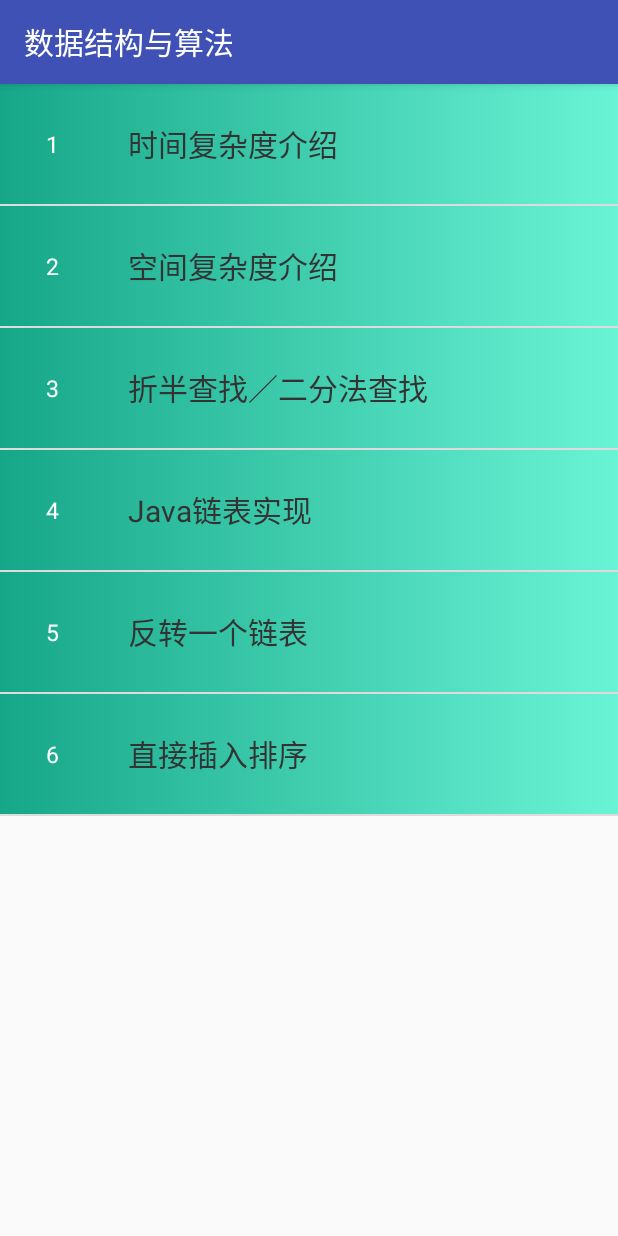
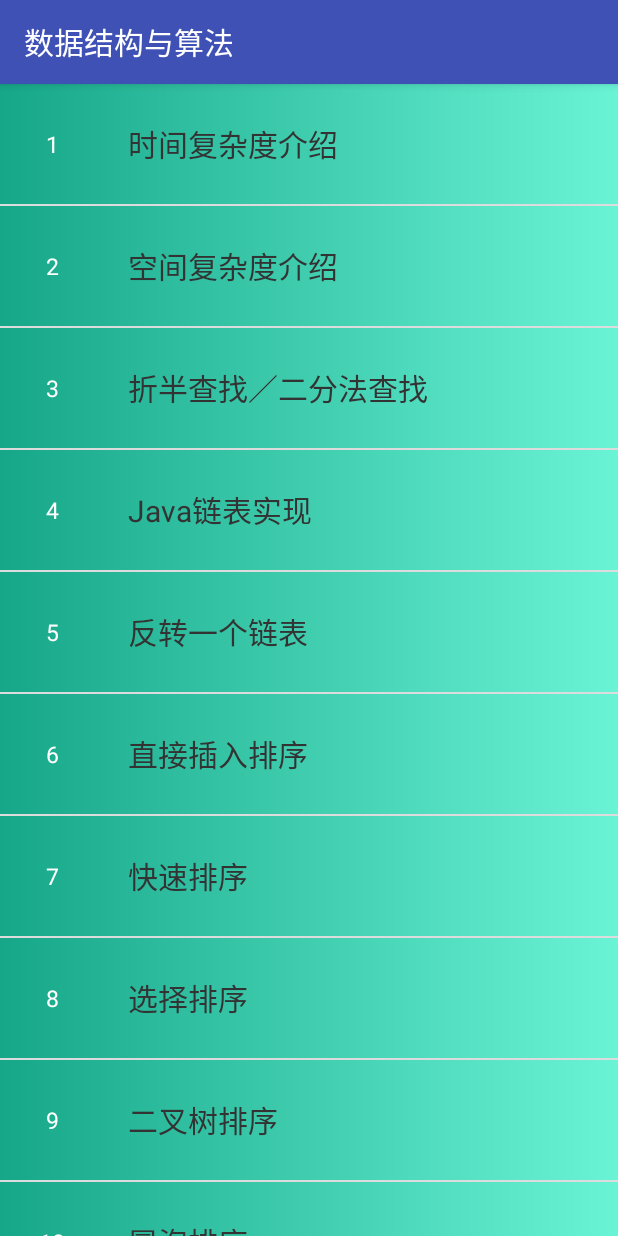
Before and after one commit to UCodeUStory/DataStructure, an Android app: the screen it shows after launch (MainActivity), on a phone screen of 412 x 824 dp. Run offline under Robolectric (Android 15) with nearby library versions, the phone set to English and light mode, and no system bars.

Commit message:
add code

```diff
--- a/app/src/main/java/com/wangpos/datastructure/MainActivity.java
+++ b/app/src/main/java/com/wangpos/datastructure/MainActivity.java
@@ -30,6 +30,16 @@ public class MainActivity extends AppCompatActivity {
     public static final int TimeComplexity = 5;
 
     public static final int SpaceComplexity = 6;
+
+    public static final int QuickSort = 7;
+
+    public static final int OptionSort = 8;
+
+    public static final int binaryTreeSort = 9;
+
+    public static final int BubbleSort = 10;
+
+    public static final int JavaThread = 11;
 
 
     @Override
@@ -87,5 +97,10 @@ public class MainActivity extends AppCompatActivity {
         list.add(new DataBean(EasyLinkList,"Java链表实现"));
         list.add(new DataBean(ReverseEasyLinkList,"反转一个链表"));
         list.add(new DataBean(DirectInsertSort,"直接插入排序"));
+        list.add(new DataBean(QuickSort,"快速排序"));
+        list.add(new DataBean(OptionSort,"选择排序"));
+        list.add(new DataBean(binaryTreeSort,"二叉树排序"));
+        list.add(new DataBean(BubbleSort,"冒泡排序"));
+        list.add(new DataBean(JavaThread,"Java线成通信"));
     }
 }
--- a/app/src/main/java/com/wangpos/datastructure/sort/DirectInsertSortActivity.java
+++ b/app/src/main/java/com/wangpos/datastructure/sort/DirectInsertSortActivity.java
@@ -27,6 +27,7 @@ public class DirectInsertSortActivity extends AppCompatActivity implements View.
     private TextView tvStorage;
 
     private DataBean[]dataBeans;
+    private TextView tvWeidingXing;
 
     @Override
     protected void onCreate(Bundle savedInstanceState) {
@@ -41,6 +42,7 @@ public class DirectInsertSortActivity extends AppCompatActivity implements View.
         codeView.setTheme(CodeViewTheme.DARK);
         tvTime = (TextView) findViewById(R.id.time);
         tvStorage = (TextView) findViewById(R.id.tvStorage);
+        tvWeidingXing = (TextView) findViewById(R.id.tvWendingXing);
 
         tvResult.setText("");
 
@@ -49,6 +51,7 @@ public class DirectInsertSortActivity extends AppCompatActivity implements View.
         tvSummary.setText("首先在未排序序列中找到最小（大）元素，存放到排序序列的起始位置，直接选择排序然后，再从剩余未排序元素中继续寻找最小（大）元素，然后放到已排序序列的末尾。以此类推，直到所有元素均排序完毕");
         tvTime.setText("O(N^2)");
         tvStorage.setText("O(1)");
+        tvWeidingXing.setText("稳定");
         codeView.showCode(" /**\n" +
                 "     * 直接插入排序,从小到大\n" +
                 "     *\n" +
--- a/app/src/main/java/com/wangpos/datastructure/sort/EasyLinkListReverseActivity.java
+++ b/app/src/main/java/com/wangpos/datastructure/sort/EasyLinkListReverseActivity.java
@@ -19,6 +19,7 @@ public class EasyLinkListReverseActivity extends AppCompatActivity implements Vi
     private Button btnRun;
     private EasyLinkList<Integer> header;
     private TextView tvResult;
+    private TextView tvWeidingxing;
 
     @Override
     protected void onCreate(Bundle savedInstanceState) {
@@ -31,7 +32,9 @@ public class EasyLinkListReverseActivity extends AppCompatActivity implements Vi
         btnRun.setOnClickListener(this);
         codeView.setTheme(CodeViewTheme.DARK);
         tvResult = (TextView) findViewById(R.id.result);
-
+//        tvWeidingxing = (TextView) findViewById(R.id.tvWendingXing);
+//
+//        tvWeidingxing.setText("");
 
         codeView.showCode(" public EasyLinkList reverstList(EasyLinkList header) {\n" +
                 "\n" +
--- a/app/src/main/res/layout/activity_direct_insert_sort.xml
+++ b/app/src/main/res/layout/activity_direct_insert_sort.xml
@@ -112,7 +112,7 @@
         <TextView
             android:id="@+id/tvCodeLable"
             android:layout_width="wrap_content"
-            android:text="6.代码"
+            android:text="7.代码"
             android:textColor="#333"
             android:padding="10dp"
             android:textSize="16sp"
```
Also changed, not shown: app/src/main/res/layout/activity_easy_link_list_reverse.xml (+16 -2 lines).
